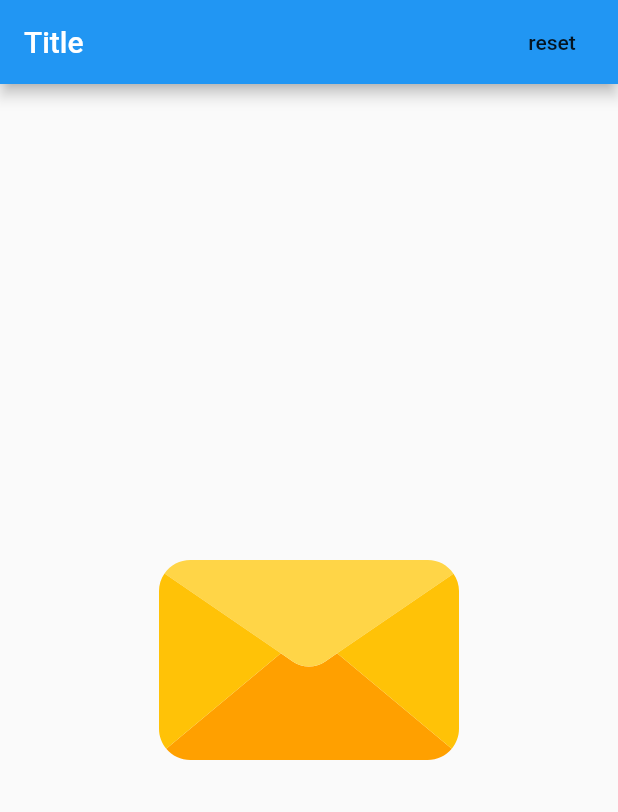
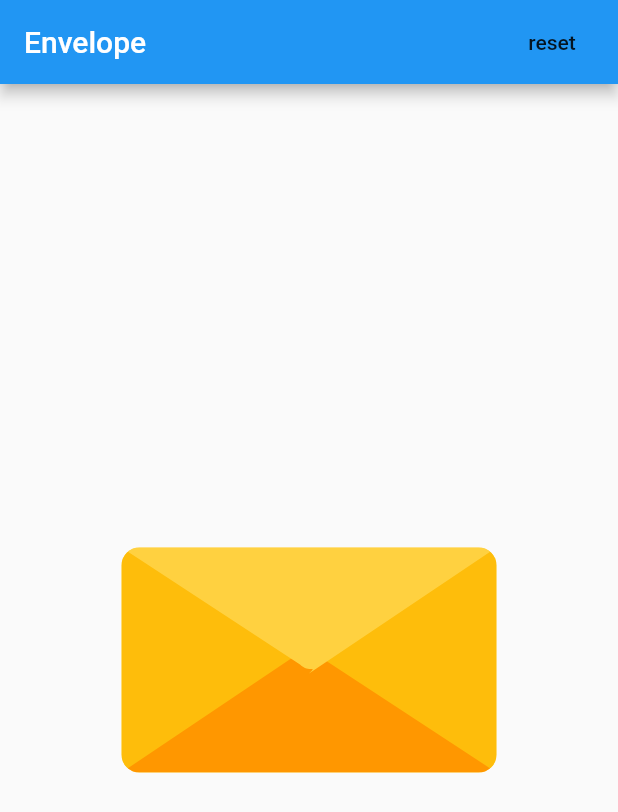
Before and after one commit to shaikabbas051/DailyQuote, a Flutter app: the screen it shows after launch, on a phone screen of 412 x 824 dp. Shown: the top 812 px of the screen. Run offline on Flutter 3.47's test engine with Material 2 defaults, Android fonts, the light colour scheme and no system bars; our stand-ins replace flutter_svg, shared_preferences.

Commit message:
added envelope animation

```diff
--- a/lib/Components/HomePage.dart
+++ b/lib/Components/HomePage.dart
@@ -1,19 +1,19 @@
+import 'package:envelope/Components/SideTriangle.dart';
+import 'package:envelope/Components/Triangle.dart';
 import 'package:flutter/material.dart';
 import 'dart:async' show Future;
 import 'dart:convert';
-import 'package:flutter/services.dart' show rootBundle;
 import 'package:flutter_svg/flutter_svg.dart';
 import 'dart:math';
-
-import 'package:flutter_svg/parser.dart';
 import 'package:shared_preferences/shared_preferences.dart';
+import 'dart:async';
 
 class HomePage extends StatefulWidget {
   @override
   _HomePageState createState() => _HomePageState();
 }
 
-class _HomePageState extends State<HomePage> {
+class _HomePageState extends State<HomePage> with TickerProviderStateMixin {
   Future<SharedPreferences> _prefs = SharedPreferences.getInstance();
   //state start
   var data;
@@ -21,6 +21,13 @@ class _HomePageState extends State<HomePage> {
   bool showMessage = false;
   Map _messageData = {};
   int _imageData = 1;
+  var fraction = 0.0174533;
+  bool envelopOpened = false;
+  double containerWidth = 250;
+  double containerHeight = 150;
+  double triangleRadius = 12;
+  int envelopeAnimationTime = 2;
+  int cardAnimationTime = 2;
   //state end *******************
   //check if the message and image is already loaded or the app is opened for the first time
   Future<bool> isDataPresent() async {
@@ -57,7 +64,6 @@ class _HomePageState extends State<HomePage> {
     await prefs.setInt("createdAt", timestamp);
     setState(() {
       _imageData = randomNumber_image;
-      showMessage = true;
       _messageData = messageData;
     });
   }
@@ -74,9 +80,9 @@ class _HomePageState extends State<HomePage> {
         int imageData = prefs.getInt("imageData");
         setState(() {
           _imageData = imageData;
-          showMessage = true;
           _messageData = jsonDecode(messageData);
         });
+        print(_messageData);
         return;
       } else {
         return getNewQuote();
@@ -86,29 +92,172 @@ class _HomePageState extends State<HomePage> {
     }
   }
 
+  AnimationController envelopeController;
+  Animation<double> envelopeAnimation;
+  AnimationController cardController;
+  Animation<double> cardAnimation;
   @override
   void initState() {
     super.initState();
+
+    envelopeController = new AnimationController(
+        duration: Duration(milliseconds: 2000), vsync: this)
+      ..addListener(() => setState(() {}));
+    envelopeAnimation =
+        Tween(begin: 0.0, end: 180.0).animate(envelopeController);
+    //card
+    cardController = new AnimationController(
+        duration: Duration(milliseconds: 1500), vsync: this)
+      ..addListener(() => setState(() {}));
+    cardAnimation = Tween(begin: 0.0, end: -125.0).animate(cardController);
+    loadQuote();
+  }
+
+  void animateEnvelope() {
+    envelopeController.forward();
+    new Timer(const Duration(milliseconds: 2100), () {
+      setState(() {
+        envelopOpened = true;
+      });
+      animateCard();
+    });
+  }
+
+  void animateCard() {
+    cardController.forward();
+    new Timer(const Duration(milliseconds: 1600), () {
+      // loadQuote();
+      this.setState(() {
+        showMessage = true;
+      });
+    });
+  }
+
+  Widget card() {
+    // return renderMessage();
+    // return Container(
+    //   height: containerHeight - 20,
+    //   width: containerWidth - 20,
+    //   // color: Colors.white,
+    //   margin: new EdgeInsets.fromLTRB(10, 10, 10, 0),
+    //   child: Text("Good Morning"),
+    //   transform: new Matrix4.translationValues(0, cardAnimation.value, 0),
+    //   decoration: BoxDecoration(
+    //       borderRadius: BorderRadius.circular(10), color: Colors.blue),
+    // );
+    return Container(
+      height: containerHeight - 20,
+      width: containerWidth - 20,
+      margin: new EdgeInsets.fromLTRB(10, 10, 10, 0),
+      transform: new Matrix4.translationValues(0, cardAnimation.value, 0),
+      decoration: BoxDecoration(
+        borderRadius: BorderRadius.circular(10),
+        image: DecorationImage(
+          image:
+              AssetImage("lib/Assets/image" + _imageData.toString() + ".jpg"),
+          fit: BoxFit.cover,
+          colorFilter: new ColorFilter.mode(
+              Colors.black.withOpacity(0.9), BlendMode.dstATop),
+        ),
+      ),
+      child: Center(
+        child: Text(
+          _messageData.containsKey('message') ? _messageData["message"] : "",
+          // "boom",
+          style: TextStyle(fontSize: 20, color: Colors.black),
+        ),
+      ),
+    );
+  }
+
+  Widget envelopeTop() {
+    return new Container(
+      height: containerHeight,
+      width: containerWidth,
+      child: ClipRRect(
+        borderRadius: BorderRadius.circular(triangleRadius),
+        child: CustomPaint(
+          painter: TrianglePainter(color: Color(0xffffd140)),
+        ),
+      ),
+      // padding: new EdgeInsets.fromLTRB(16.0, 16.0, 16.0, 16.0),
+      transform: new Matrix4.rotationX(
+          0.0174533 * envelopeAnimation.value), // rotate -10 deg
+    );
+  }
+
+  Widget renderCustomEnvelope() {
+    return GestureDetector(
+      onTap: () => {animateEnvelope()},
+      behavior: HitTestBehavior.translucent,
+      child: new Stack(
+        children: [
+          Container(
+            height: containerHeight,
+            width: containerWidth,
+            decoration: BoxDecoration(
+              borderRadius: BorderRadius.circular(triangleRadius),
+              color: Color(0xffffd140),
+            ),
+          ),
+          envelopOpened ? envelopeTop() : card(),
+          envelopOpened ? card() : SizedBox(),
+          // envelopOpened ? card() : envelopeTop(),
+          //right
+          Transform.rotate(
+            child: Container(
+              height: containerHeight,
+              width: containerWidth,
+              // color: Colors.red,
+              child: ClipRRect(
+                borderRadius: BorderRadius.circular(triangleRadius),
+                child: CustomPaint(
+                  painter: SideTrianglePainter(color: Color(0xfffebd0b)),
+                ),
+              ),
+            ),
+            angle: fraction * 0,
+          ),
+          Transform.rotate(
+            child: Container(
+              height: containerHeight,
+              width: containerWidth,
+              // color: Colors.red,
+              child: ClipRRect(
+                borderRadius: BorderRadius.circular(triangleRadius),
+                child: CustomPaint(
+                    painter: SideTrianglePainter(color: Color(0xfffebd0b))),
+              ),
+            ),
+            angle: fraction * 180,
+          ),
+          //bottom
+          Transform.rotate(
+            child: Container(
+              height: containerHeight,
+              width: containerWidth,
+              child: ClipRRect(
+                borderRadius: BorderRadius.circular(triangleRadius),
+                child: CustomPaint(
+                  painter: TrianglePainter(
+                    color: Color(0xffff9700),
+                  ),
+                ),
+              ),
+            ),
+            angle: fraction * 180,
+          ),
+          envelopOpened ? SizedBox() : envelopeTop()
+        ],
+      ),
+    );
   }
 
   Widget renderElement() {
     if (!showMessage) {
-      return renderEnvelope();
+      return renderCustomEnvelope();
     }
     return renderMessage();
-  }
-
-  Widget renderEnvelope() {
-    return GestureDetector(
-      child: SvgPicture.asset(
-        "lib/Assets/email.svg",
-        width: 250,
-        height: 200,
-      ),
-      onTap: () {
-        loadQuote();
-      },
-    );
   }
 
   Widget renderMessage() {
@@ -128,14 +277,16 @@ class _HomePageState extends State<HomePage> {
         child: Text(
           _messageData["message"],
           style: TextStyle(fontSize: 20, color: Colors.black),
-        )));
+        ),
+      ),
+    );
   }
 
   @override
   Widget build(BuildContext context) {
     return Scaffold(
       appBar: AppBar(
-        title: Text("Title"),
+        title: Text("Envelope"),
         actions: [
           FlatButton(
             child: Text("reset"),
@@ -153,3 +304,6 @@ class _HomePageState extends State<HomePage> {
     );
   }
 }
+//side #febd0b
+//bottom ff9700
+//top ffd140
--- /dev/null
+++ b/lib/Components/Sample.dart
@@ -0,0 +1,38 @@
+import 'package:flutter/material.dart';
+
+class HomePage extends StatefulWidget {
+  @override
+  _HomePageState createState() => _HomePageState();
+}
+
+class _HomePageState extends State<HomePage> with TickerProviderStateMixin {
+  AnimationController controller;
+  Animation<double> animation;
+
+  @override
+  void initState() {
+    super.initState();
+    controller =
+        new AnimationController(duration: Duration(seconds: 2), vsync: this)
+          ..addListener(() => setState(() {}));
+    animation = Tween(begin: 100.0, end: 200.0).animate(controller);
+    controller.forward();
+  }
+
+  @override
+  Widget build(BuildContext context) {
+    // print(animation.value);
+    return Scaffold(
+        body: Transform.translate(
+      child: Container(
+          height: 300, width: 300, color: Colors.red, child: Text("Abbas")),
+      offset: Offset(animation.value, 0.0),
+    ));
+  }
+
+  @override
+  void dispose() {
+    controller.dispose();
+    super.dispose();
+  }
+}
--- /dev/null
+++ b/lib/Components/SideTriangle.dart
@@ -0,0 +1,83 @@
+import 'package:flutter/material.dart';
+
+class SideTrianglePainter extends CustomPainter {
+  final Color color;
+  SideTrianglePainter({this.color});
+
+  @override
+  void paint(Canvas canvas, Size size) {
+    var paint = Paint();
+    paint.color = this.color;
+    paint.style = PaintingStyle.fill; // Change this to fill
+    var path = Path();
+    var width = size.width;
+    var height = size.height;
+    var halfwidth = width / 2;
+    var halfheight = height / 2;
+    path
+      ..moveTo(size.width, 0)
+      ..lineTo(size.width, size.height)
+      // ..cubicTo(width, height - 6, width, height, width - 6, height - 6)
+      ..lineTo(size.width / 2, size.height / 2)
+      ..cubicTo(halfwidth + 6, halfheight + 6, halfwidth, halfheight,
+          halfwidth + 6, halfheight - 6)
+      ..lineTo(size.width, 0);
+    // ..cubicTo(width - 6, 6, width, 0, width, 6);
+
+    // path.quadraticBezierTo(size.width * 0.2, size.height * 0.5,
+    //     size.width * 0.6, size.height * 0.7);
+    // path.quadraticBezierTo(size.width * 0.8, size.height * 0.8,
+    //     size.width * 1.0, size.height * 0.51);
+    // path.lineTo(size.width, 0);
+    // path.lineTo(0, 0);
+    canvas.drawPath(path, paint);
+  }
+
+  @override
+  bool shouldRepaint(CustomPainter oldDelegate1) {
+    return true;
+  }
+}
+
+// class SideTrianglePainter extends CustomPainter {
+//   Color color;
+//   SideTrianglePainter({@required this.color});
+//   @override
+//   void paint(Canvas canvas, Size size) {
+//     Paint paint = new Paint()
+//       ..color = color
+//       ..strokeCap = StrokeCap.round
+//       ..style = PaintingStyle.stroke
+//       ..strokeWidth = 2;
+//     var path = Path();
+//     final double startPoint = size.width * 0.2;
+//     final double rheight = 30;
+//     path.moveTo(startPoint, rheight);
+//     path.lineTo(startPoint + 20, 5);
+//     path.cubicTo(startPoint + 23, 0, startPoint + 26, 0, startPoint + 29, 0);
+//     path.lineTo(startPoint + 50, rheight);
+//     path.moveTo(10, rheight);
+//     path.lineTo(startPoint, rheight);
+//     path.moveTo(startPoint + 50, rheight);
+//     path.lineTo(size.width - 10, rheight);
+//     path.cubicTo(size.width, rheight + 5, size.width, rheight + 10, size.width,
+//         rheight + 15);
+//     path.lineTo(size.width, size.height - 15);
+//     path.moveTo(10, rheight);
+//     path.cubicTo(0, rheight + 5, 0, rheight + 10, 0, rheight + 15);
+//     path.lineTo(0, size.height - 10);
+//     path.cubicTo(5, size.height, 10, size.height, 15, size.height);
+//     path.moveTo(15, size.height);
+//     path.lineTo(size.width - 10, size.height);
+//     path.cubicTo(size.width, size.height - 5, size.width, size.height - 10,
+//         size.width, size.height - 15);
+//     path.moveTo(size.width - 5, size.height);
+//     path.close();
+//     canvas.drawPath(path, paint);
+//   }
+
+//   @override
+//   bool shouldRepaint(CustomPainter oldDelegate) {
+//     return true;
+//   }
+// }
--- /dev/null
+++ b/lib/Components/Triangle.dart
@@ -0,0 +1,39 @@
+import 'package:flutter/material.dart';
+
+class TrianglePainter extends CustomPainter {
+  final Color color;
+  TrianglePainter({this.color});
+
+  @override
+  void paint(Canvas canvas, Size size) {
+    var paint = Paint();
+    paint.color = this.color;
+    paint.style = PaintingStyle.fill; // Change this to fill
+    var path = Path();
+    var width = size.width;
+    var height = size.height;
+    var halfwidth = width / 2;
+    var halfheight = height / 2;
+    path
+      ..moveTo(0, 0)
+      ..lineTo(size.width, 0)
+      // ..cubicTo(width - 6, 0, width, 0, width - 6, 6)
+      ..lineTo(halfwidth, halfheight + 9)
+      ..cubicTo(halfwidth + 6, halfheight + 3, halfwidth, halfheight + 9,
+          halfwidth - 6, halfheight + 3)
+      ..lineTo(0, 0);
+    // ..cubicTo(6, 6, 0, 0, 6, 0);
+    // path.quadraticBezierTo(size.width * 0.2, size.height * 0.5,
+    //     size.width * 0.6, size.height * 0.7);
+    // path.quadraticBezierTo(size.width * 0.8, size.height * 0.8,
+    //     size.width * 1.0, size.height * 0.51);
+    // path.lineTo(size.width, 0);
+    // path.lineTo(0, 0);
+    canvas.drawPath(path, paint);
+  }
+
+  @override
+  bool shouldRepaint(CustomPainter oldDelegate1) {
+    return true;
+  }
+}
```
Lines whose indentation alone changed are shown as unchanged.
